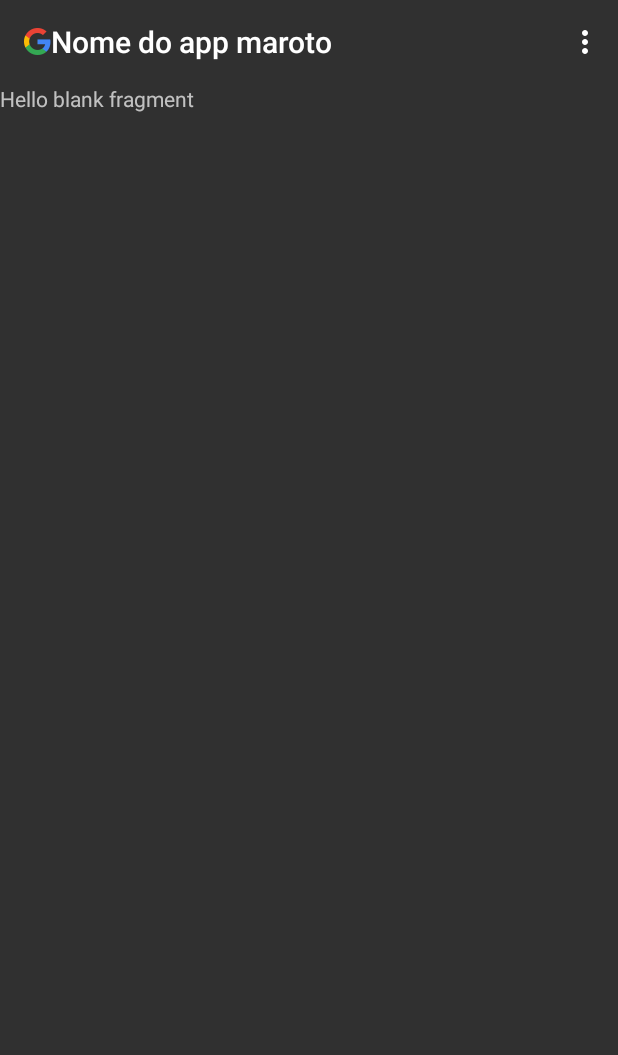
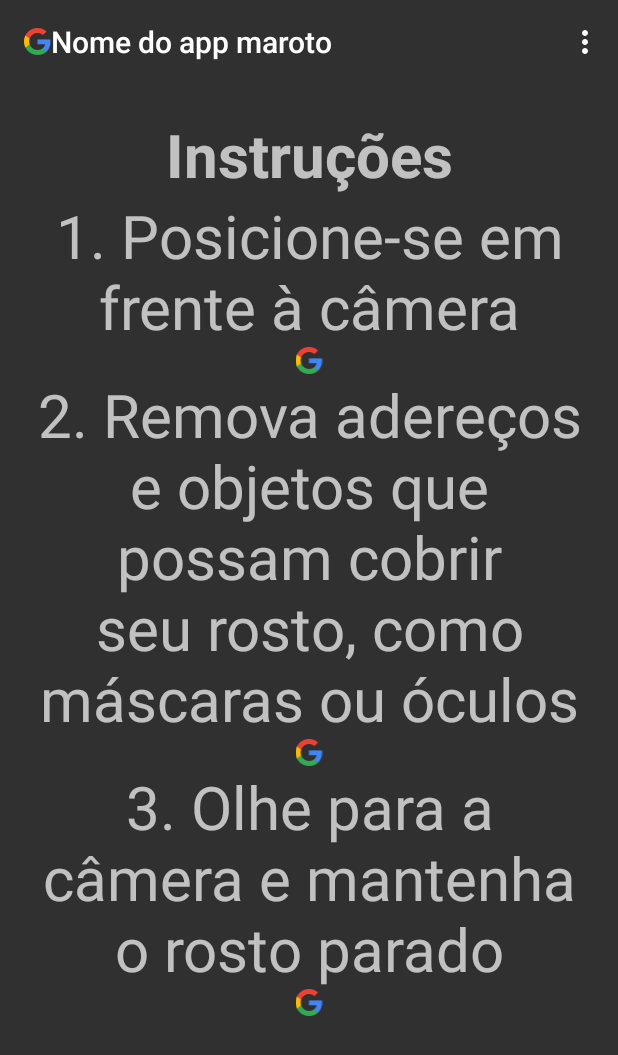
Before and after one commit to CarregamentoSmartphonesAutonomo/Aplicativo, an Android app: the MainFragment screen opened directly, with no data from a screen before it, after a tap on "CARREGAR O CELULAR", on a phone screen of 412 x 824 dp. Shown: the top 1055 px of the screen. Run offline under Robolectric (Android 15) with nearby library versions, the phone set to English and light mode, and no system bars; libraries missing offline, so code that uses them is left out: cn.carbs.android, com.cooltechworks.creditcarddesign; 1 statement that could not run was skipped.

Commit message:
Creating facial recognition instructions.

```diff
--- a/CentraldeCarregamentodeSmartphonesAutonomo/app/src/main/java/com/unb/pi2/centraldecarregamentodesmartphonesautonomo/Utils/PaymentConnection.java
+++ b/CentraldeCarregamentodeSmartphonesAutonomo/app/src/main/java/com/unb/pi2/centraldecarregamentodesmartphonesautonomo/Utils/PaymentConnection.java
@@ -10,7 +10,6 @@ public interface PaymentConnection {
     @POST("package/ctrl/CtrlPayment.php")
     Call<String> sendPayment(
             @Field("value") int value,
-            @Field("parcels") int parcels,
             @Field("token") String token
     );
 }
--- a/CentraldeCarregamentodeSmartphonesAutonomo/app/src/main/java/com/unb/pi2/centraldecarregamentodesmartphonesautonomo/Utils/RCClient.java
+++ b/CentraldeCarregamentodeSmartphonesAutonomo/app/src/main/java/com/unb/pi2/centraldecarregamentodesmartphonesautonomo/Utils/RCClient.java
@@ -11,9 +11,13 @@ import java.net.UnknownHostException;
 public class RCClient {
     public static final String SERVER_IP = "10.3.141.1";
 
-    Socket socket;
-    PrintWriter output;
-    BufferedReader input;
+    public Socket getSocket() {
+        return socket;
+    }
+
+    private Socket socket;
+    private PrintWriter output;
+    private BufferedReader input;
 
     public RCClient(){
         try {
@@ -28,8 +32,8 @@ public class RCClient {
         }
     }
 
-    public void turn(int pulseWidth) {
-        write(output, "pwAngle="+pulseWidth);
+    public void sendChargeStep(int chargeProcessStep) {
+        write(output, "chargeProcessStep="+chargeProcessStep);
     }
     void write(PrintWriter output, String message) {
         System.out.println("Sending: " +message);
--- a/CentraldeCarregamentodeSmartphonesAutonomo/app/src/main/java/com/unb/pi2/centraldecarregamentodesmartphonesautonomo/fragments/CharginProcessFragment.java
+++ b/CentraldeCarregamentodeSmartphonesAutonomo/app/src/main/java/com/unb/pi2/centraldecarregamentodesmartphonesautonomo/fragments/CharginProcessFragment.java
@@ -10,6 +10,8 @@ import android.view.ViewGroup;
 
 import com.unb.pi2.centraldecarregamentodesmartphonesautonomo.R;
 import com.unb.pi2.centraldecarregamentodesmartphonesautonomo.Utils.RCClient;
+
+import java.io.DataInputStream;
 
 /**
  * A simple {@link Fragment} subclass.
@@ -25,12 +27,38 @@ public class CharginProcessFragment extends Fragment {
             Log.d("ChargingProcessFragment","Thread run -> starting connection...");
             try  {
                 rcClient = new RCClient();
-                int oldPW = 0;
-                while (true){
-                    rcClient.turn(666);
-                    break;
+
+                // Send first command to raspberry
+                rcClient.sendChargeStep(666);
+
+                DataInputStream dIn = null;
+
+                // Receiving data response from raspberry
+                boolean done = false;
+                while(!done) {
+                    dIn = new DataInputStream(rcClient.getSocket().getInputStream());
+                    byte messageType = dIn.readByte();
+
+                    switch(messageType)
+                    {
+                        case 1: // Type A
+                            System.out.println("Message A: " + dIn.readUTF());
+                            break;
+                        case 2: // Type B
+                            System.out.println("Message B: " + dIn.readUTF());
+                            break;
+                        case 3: // Type C
+                            System.out.println("Message C [1]: " + dIn.readUTF());
+                            System.out.println("Message C [2]: " + dIn.readUTF());
+                            break;
+                        default:
+                            done = true;
+                    }
                 }
+
+                dIn.close();
                 rcClient.closeUp();
+
             } catch (Exception e) {
                 e.printStackTrace();
             }
--- a/CentraldeCarregamentodeSmartphonesAutonomo/app/src/main/res/layout/fragment_chargin_process.xml
+++ b/CentraldeCarregamentodeSmartphonesAutonomo/app/src/main/res/layout/fragment_chargin_process.xml
@@ -1,14 +1,54 @@
 <?xml version="1.0" encoding="utf-8"?>
-<FrameLayout xmlns:android="http://schemas.android.com/apk/res/android"
+<LinearLayout xmlns:android="http://schemas.android.com/apk/res/android"
     xmlns:tools="http://schemas.android.com/tools"
     android:layout_width="match_parent"
     android:layout_height="match_parent"
+    android:padding="20dp"
+    android:orientation="vertical"
     tools:context=".fragments.CharginProcessFragment">
 
-    <!-- TODO: Update blank fragment layout -->
     <TextView
         android:layout_width="match_parent"
-        android:layout_height="match_parent"
-        android:text="@string/hello_blank_fragment" />
+        android:layout_height="wrap_content"
+        android:gravity="center"
+        android:text="Instruções"
+        android:textSize="40sp"
+        android:textStyle="bold" />
 
-</FrameLayout>
+    <TextView
+        android:layout_width="match_parent"
+        android:layout_height="wrap_content"
+        android:gravity="center"
+        android:textSize="40sp"
+        android:text="@string/instructions1"/>
+
+    <ImageView
+        android:layout_width="match_parent"
+        android:layout_height="wrap_content"
+        android:src="@drawable/googleg_standard_color_18"/>
+
+    <TextView
+        android:layout_width="match_parent"
+        android:layout_height="wrap_content"
+        android:textSize="40sp"
+        android:gravity="center"
+        android:text="@string/instructions2"/>
+
+    <ImageView
+        android:layout_width="match_parent"
+        android:layout_height="wrap_content"
+        android:src="@drawable/googleg_standard_color_18"/>
+
+    <TextView
+        android:layout_width="match_parent"
+        android:layout_height="wrap_content"
+        android:textSize="40sp"
+        android:gravity="center"
+        android:text="@string/instructions3"/>
+
+    <ImageView
+        android:layout_width="match_parent"
+        android:layout_height="wrap_content"
+        android:src="@drawable/googleg_standard_color_18"/>
+
+</LinearLayout>
--- a/CentraldeCarregamentodeSmartphonesAutonomo/app/src/main/res/values/strings.xml
+++ b/CentraldeCarregamentodeSmartphonesAutonomo/app/src/main/res/values/strings.xml
@@ -5,4 +5,7 @@
 
     <!-- TODO: Remove or change this placeholder text -->
     <string name="hello_blank_fragment">Hello blank fragment</string>
+    <string name="instructions1">1. Posicione-se em frente à câmera</string>
+    <string name="instructions2">2. Remova adereços e objetos que possam cobrir seu rosto, como máscaras ou óculos</string>
+    <string name="instructions3">3. Olhe para a câmera e mantenha o rosto parado</string>
 </resources>
```
Also changed, not shown: CentraldeCarregamentodeSmartphonesAutonomo/app/build.gradle (+6 -4 lines), CentraldeCarregamentodeSmartphonesAutonomo/app/src/main/java/com/unb/pi2/centraldecarregamentodesmartphonesautonomo/fragments/MainFragment.java (+16 -6 lines), CentraldeCarregamentodeSmartphonesAutonomo/app/src/main/res/layout/fragment_main.xml (+56 -13 lines).
